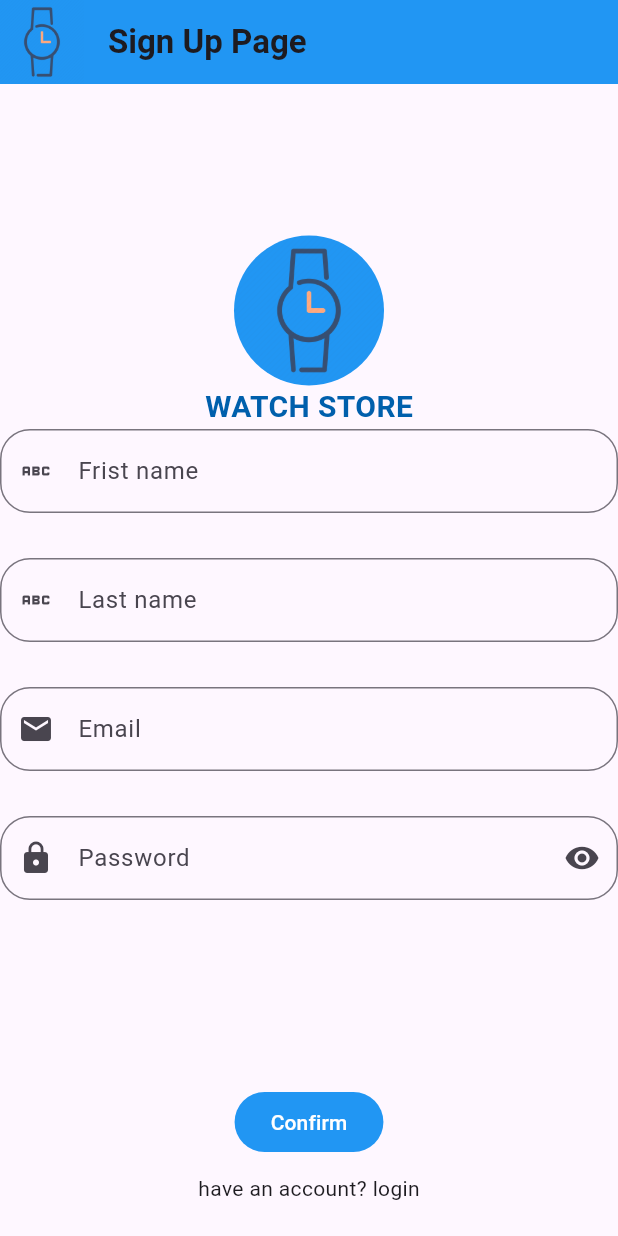
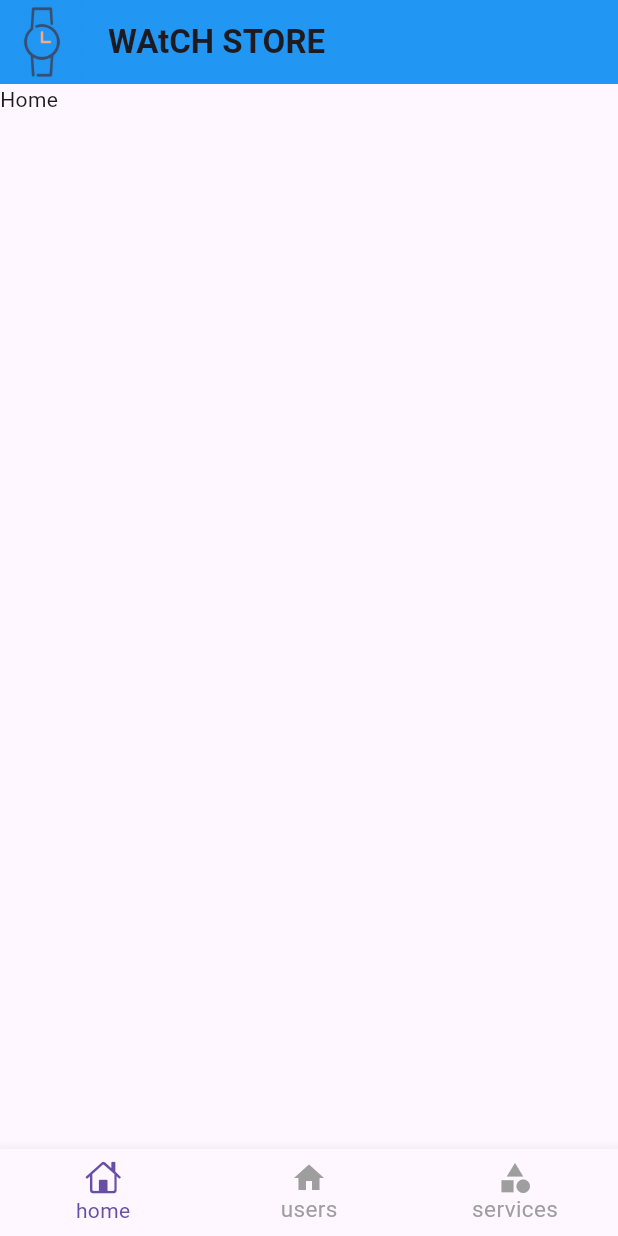
Before and after one commit to emanzaid12/android-project-master5, a Flutter app: the screen it shows after launch, on a phone screen of 412 x 824 dp. Run offline on Flutter 3.47's test engine with Material 3 defaults, Android fonts, the phone set to English and light mode, and no system bars; our stand-ins replace bloc, flutter_bloc, pin_code_fields, shared_preferences.

Commit message:
dashboard page

```diff
--- a/newtask/lib/core/context_extension.dart
+++ b/newtask/lib/core/context_extension.dart
@@ -3,5 +3,5 @@ import 'package:flutter/widgets.dart';
 extension MyContextExtension on BuildContext{
 
   double get width =>MediaQuery.of(this).size.width;
-  double get height => MediaQuery.of(this).size.width;
+  double get height => MediaQuery.of(this).size.height;
 }
--- a/newtask/lib/features/auth/onboarding/controller/cubit/onboarding_controller_cubit.dart
+++ b/newtask/lib/features/auth/onboarding/controller/cubit/onboarding_controller_cubit.dart
@@ -3,7 +3,6 @@
 import 'package:bloc/bloc.dart';
 import 'package:flutter/material.dart';
 import 'package:meta/meta.dart';
-//import 'package:newtask/features/auth/login/view/signUpPage.dart';
 import 'package:newtask/features/auth/onboarding/model/onboarding_model.dart';
 import 'package:newtask/features/auth/signup/view/signUpPage.dart';
 import 'package:shared_preferences/shared_preferences.dart';
@@ -17,7 +16,7 @@ class OnboardingControllerCubit extends Cubit<OnboardingControllerState> {
 
   void onChangeToNext() {
     pageController.nextPage(
-        duration: const Duration(seconds: 2), curve: Curves.bounceIn);
+        duration: const Duration(seconds: 2), curve: Curves.linear);
   }
 
   Future<void> onCallSkip(BuildContext context) async {
--- /dev/null
+++ b/newtask/lib/features/dashboard/controller/dashboard_controller.dart
@@ -0,0 +1,19 @@
+import 'package:flutter/material.dart';
+import 'package:flutter_bloc/flutter_bloc.dart';
+import 'package:newtask/features/dashboard/controller/dashboard_state.dart';
+
+class dashboardController extends Cubit<dashboardState> {
+  dashboardController() : super(dashboardChangeState());
+
+  PageController pageController = PageController();
+
+  int selectedTapIndex = 0;
+  final PageController pageController0 = PageController();
+
+  void onChangeTabIndex(int index)
+  {
+    selectedTapIndex = index;
+    pageController0.jumpToPage(selectedTapIndex);
+    emit(dashboardChangeState());
+  }
+}
--- /dev/null
+++ b/newtask/lib/features/dashboard/controller/dashboard_state.dart
@@ -0,0 +1,3 @@
+class dashboardState {}
+
+class dashboardChangeState extends dashboardState {}
--- /dev/null
+++ b/newtask/lib/features/dashboard/view/page/dashboardPage.dart
@@ -0,0 +1,52 @@
+import 'package:flutter/cupertino.dart';
+import 'package:flutter/material.dart';
+import 'package:flutter_bloc/flutter_bloc.dart';
+import 'package:newtask/features/dashboard/controller/dashboard_controller.dart';
+import 'package:newtask/features/dashboard/controller/dashboard_state.dart';
+
+class dashboardPage extends StatelessWidget {
+  const dashboardPage({super.key});
+  Widget build(BuildContext context) {
+    return BlocProvider(
+        create: (context) => dashboardController(),
+        child: BlocBuilder<dashboardController, dashboardState>(
+          builder: (context, state) {
+            dashboardController controller =
+                context.read<dashboardController>();
+            return Scaffold(
+              appBar: AppBar(
+                leading: Image.asset('assets/image/R.png'),
+                backgroundColor: Colors.blue,
+                title: const Text('WAtCH STORE',
+                    style: TextStyle(fontWeight: FontWeight.bold)),
+              ),
+              body: PageView(
+                  controller: controller.pageController0,
+                  onPageChanged: controller.onChangeTabIndex,
+                  children: const [
+                    Text("Home"),
+                    Text("Users"),
+                    Text("Services")
+                  ]),
+              bottomNavigationBar: BottomNavigationBar(
+                currentIndex: controller.selectedTapIndex,
+                onTap: controller.onChangeTabIndex,
+                unselectedItemColor: Colors.grey,
+                showUnselectedLabels: true,
+                unselectedLabelStyle:
+                    const TextStyle(fontSize: 15, color: Colors.blue),
+                items: const [
+                  BottomNavigationBarItem(
+                      icon: Icon(CupertinoIcons.home), label: 'home'),
+                  BottomNavigationBarItem(
+                      icon: Icon(Icons.home), label: 'users'),
+                  BottomNavigationBarItem(
+                      icon: Icon(Icons.category), label: 'services')
+                ],
+              ),
+            );
+          },
+        ),
+      );
+  }
+}
--- a/newtask/lib/main.dart
+++ b/newtask/lib/main.dart
@@ -2,6 +2,7 @@ import 'package:flutter/material.dart';
 import 'package:newtask/features/auth/login/view/loginPage.dart';
 import 'package:newtask/features/auth/onboarding/view/page/onboarding_page.dart';
 import 'package:newtask/features/auth/signup/view/signUpPage.dart';
+import 'package:newtask/features/dashboard/view/page/dashboardPage.dart';
 import 'package:shared_preferences/shared_preferences.dart';
 
 void main() async {
@@ -38,6 +39,9 @@ class MyRoutes {
     MaterialPageRoute<dynamic>(
       builder: (BuildContext context) => const signUpPage(),
     ),
+        MaterialPageRoute<dynamic>(
+      builder: (BuildContext context) => const dashboardPage(),
+    ),
   ];
   static Route<dynamic> onGenerateRoute(RouteSettings settings) {
     //settings.arguments
--- a/newtask/pubspec.yaml
+++ b/newtask/pubspec.yaml
@@ -39,7 +39,7 @@ dependencies:
   cupertino_icons: ^1.0.2
   flutter_native_splash: ^2.3.11
   shared_preferences: ^2.2.3
-  web: 0.5.0
+  web: 0.3.0
 
 dev_dependencies:
   flutter_test:
```
Also changed, not shown: newtask/lib/features/auth/login/component/homeW.dart (deleted, +0 -16 lines), newtask/lib/features/auth/signup/component/button_sign_up.dart (+7 -4 lines), newtask/lib/features/auth/verification/component/bodyV.dart (deleted, +0 -115 lines), newtask/lib/features/auth/verification/controller/cubit/verification_cubit.dart (+9 -12 lines), newtask/lib/features/auth/verification/view/verificationPage.dart (+20 -16 lines), newtask/pubspec.lock, newtask/todolist/pubspec.lock.
